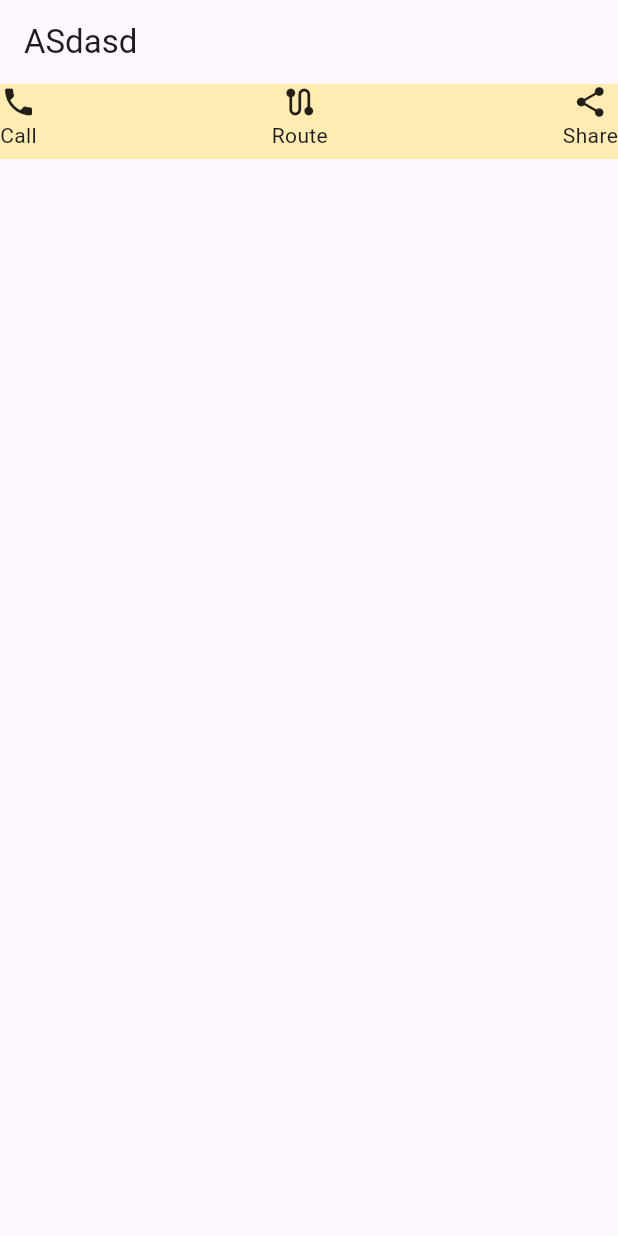
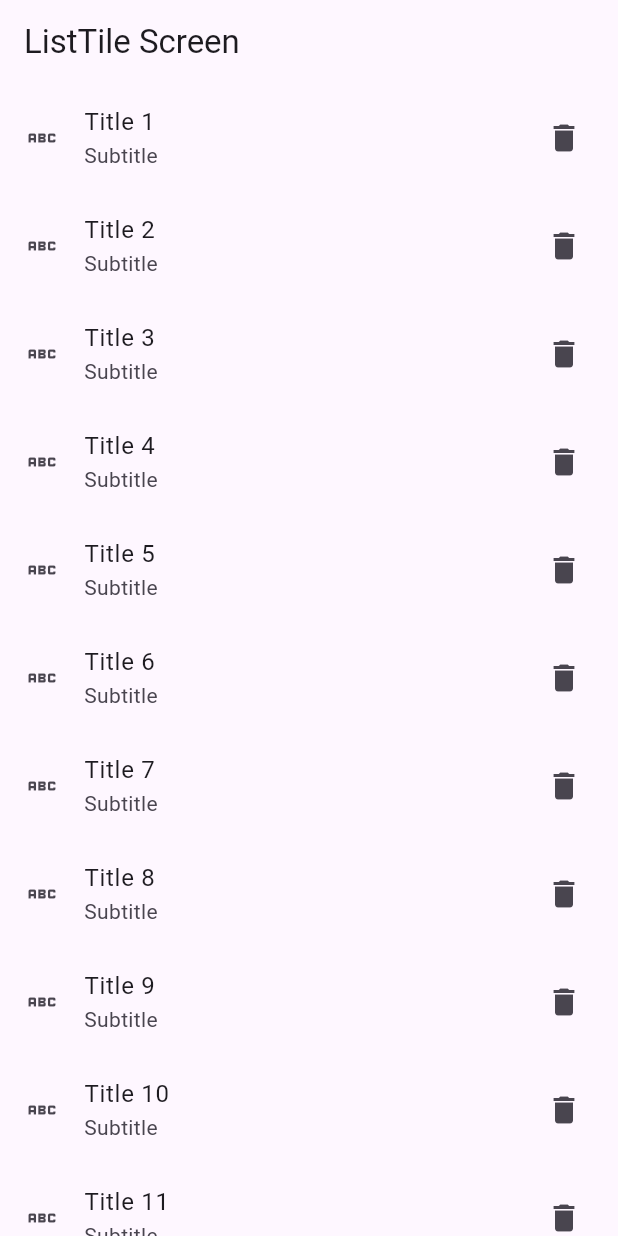
Before and after one commit to kiranrana8973/batch_32a, a Flutter app: the screen it shows after launch, on a phone screen of 412 x 824 dp. Run offline on Flutter 3.47's test engine with Material 3 defaults, Android fonts, the phone set to English and light mode, and no system bars.

Commit message:
Added listitle

```diff
--- a/lib/app/app.dart
+++ b/lib/app/app.dart
@@ -1,4 +1,4 @@
-import 'package:batch_32a/screen/layout_screen.dart';
+import 'package:batch_32a/screen/listtile_screen.dart';
 import 'package:flutter/material.dart';
 
 class App extends StatelessWidget {
@@ -9,7 +9,7 @@ class App extends StatelessWidget {
     return const MaterialApp(
       debugShowCheckedModeBanner: false,
       // themes
-      home: LayoutScreen(),
+      home: ListTileScreen(),
     );
   }
 }
--- /dev/null
+++ b/lib/common/listtile_common.dart
@@ -0,0 +1,19 @@
+import 'package:flutter/material.dart';
+
+class CommonListTile extends StatelessWidget {
+  final int index;
+  const CommonListTile({
+    required this.index,
+    super.key,
+  });
+
+  @override
+  Widget build(BuildContext context) {
+    return ListTile(
+      leading: const Icon(Icons.abc_outlined),
+      title: Text('Title ${index + 1}'),
+      subtitle: const Text('Subtitle'),
+      trailing: const Icon(Icons.delete),
+    );
+  }
+}
--- /dev/null
+++ b/lib/screen/listtile_screen.dart
@@ -0,0 +1,34 @@
+import 'package:batch_32a/common/listtile_common.dart';
+import 'package:flutter/material.dart';
+
+class ListTileScreen extends StatelessWidget {
+  const ListTileScreen({super.key});
+
+  @override
+  Widget build(BuildContext context) {
+    return Scaffold(
+      appBar: AppBar(
+        title: const Text('ListTile Screen'),
+      ),
+      body: SingleChildScrollView(
+        child: Column(
+          children: [
+            for (int i = 0; i < 2000; i++)
+              CommonListTile(
+                index: i,
+              ),
+          ],
+        ),
+      ),
+    );
+  }
+
+  // Widget getTile(int index) {
+  //   return ListTile(
+  //     leading: const Icon(Icons.abc_outlined),
+  //     title: Text('Title ${i + 1}'),
+  //     subtitle: const Text('Subtitle'),
+  //     trailing: const Icon(Icons.delete),
+  //   );
+  // }
+}
```
